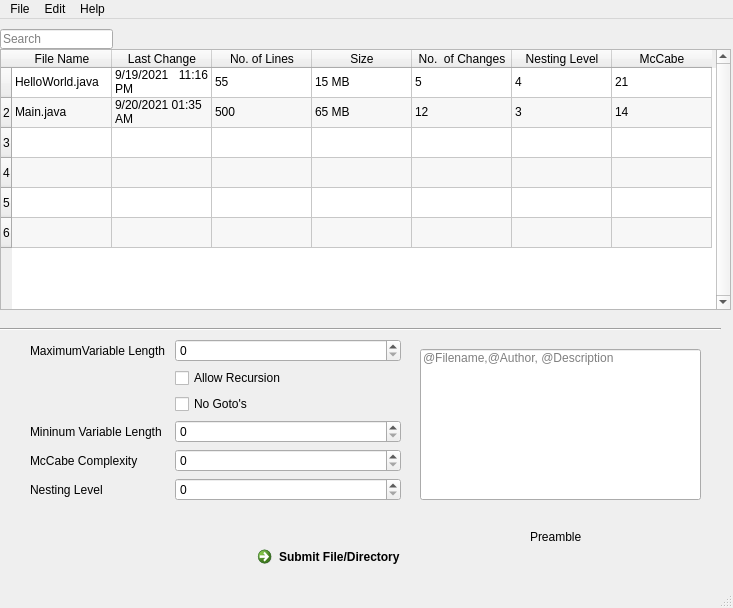
Qt form plyj-master/GUI/UIFiles/GUItake2.ui (JLMcBride22/SourceCodeChecker) before a commit.
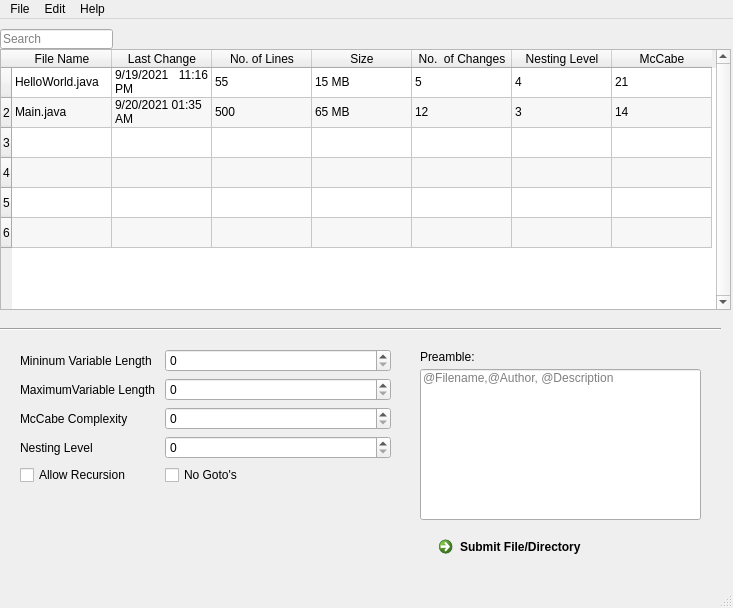
The same form after that commit.

The edit to the form file:
```diff
--- a/plyj-master/GUI/UIFiles/GUItake2.ui
+++ b/plyj-master/GUI/UIFiles/GUItake2.ui
@@ -247,7 +247,7 @@
     <property name="geometry">
      <rect>
       <x>420</x>
-      <y>330</y>
+      <y>350</y>
       <width>281</width>
       <height>151</height>
      </rect>
@@ -268,23 +268,23 @@
    <widget class="QLabel" name="label_2">
     <property name="geometry">
      <rect>
-      <x>530</x>
-      <y>510</y>
+      <x>420</x>
+      <y>330</y>
       <width>81</width>
       <height>16</height>
      </rect>
     </property>
     <property name="text">
-     <string>Preamble</string>
+     <string>Preamble:</string>
     </property>
    </widget>
    <widget class="QCommandLinkButton" name="SubmitFileLink">
     <property name="geometry">
      <rect>
-      <x>250</x>
-      <y>520</y>
-      <width>185</width>
-      <height>41</height>
+      <x>431</x>
+      <y>510</y>
+      <width>241</width>
+      <height>51</height>
      </rect>
     </property>
     <property name="text">
@@ -294,67 +294,67 @@
    <widget class="QWidget" name="">
     <property name="geometry">
      <rect>
-      <x>30</x>
-      <y>320</y>
+      <x>20</x>
+      <y>330</y>
       <width>371</width>
-      <height>171</height>
+      <height>221</height>
      </rect>
     </property>
     <layout class="QFormLayout" name="formLayout">
-     <item row="0" column="0">
+     <item row="2" column="0">
+      <widget class="QLabel" name="label_3">
+       <property name="text">
+        <string>Mininum Variable Length </string>
+       </property>
+      </widget>
+     </item>
+     <item row="2" column="1">
+      <widget class="QSpinBox" name="minVarLenBox"/>
+     </item>
+     <item row="3" column="0">
       <widget class="QLabel" name="label">
        <property name="text">
         <string>MaximumVariable Length </string>
        </property>
       </widget>
      </item>
-     <item row="0" column="1">
-      <widget class="QSpinBox" name="minVarLenBox"/>
-     </item>
-     <item row="1" column="1">
-      <widget class="QCheckBox" name="recursionBox">
-       <property name="text">
-        <string>Allow Recursion</string>
-       </property>
-      </widget>
-     </item>
      <item row="3" column="1">
-      <widget class="QCheckBox" name="noGotoBox">
-       <property name="text">
-        <string>No Goto's</string>
-       </property>
-      </widget>
-     </item>
-     <item row="4" column="0">
-      <widget class="QLabel" name="label_3">
-       <property name="text">
-        <string>Mininum Variable Length </string>
-       </property>
-      </widget>
-     </item>
-     <item row="4" column="1">
       <widget class="QSpinBox" name="maxVarLenBox"/>
      </item>
-     <item row="6" column="0">
+     <item row="4" column="0">
       <widget class="QLabel" name="label_4">
        <property name="text">
         <string>McCabe Complexity</string>
        </property>
       </widget>
      </item>
-     <item row="6" column="1">
+     <item row="4" column="1">
       <widget class="QSpinBox" name="mcAbeBox"/>
      </item>
-     <item row="7" column="0">
+     <item row="5" column="0">
       <widget class="QLabel" name="label_5">
        <property name="text">
         <string>Nesting Level</string>
        </property>
       </widget>
      </item>
-     <item row="7" column="1">
+     <item row="5" column="1">
       <widget class="QSpinBox" name="nestLevBox"/>
      </item>
+     <item row="10" column="0">
+      <widget class="QCheckBox" name="recursionBox">
+       <property name="text">
+        <string>Allow Recursion</string>
+       </property>
+      </widget>
+     </item>
+     <item row="10" column="1">
+      <widget class="QCheckBox" name="noGotoBox">
+       <property name="text">
+        <string>No Goto's</string>
+       </property>
+      </widget>
+     </item>
     </layout>
    </widget>
   </widget>
```
